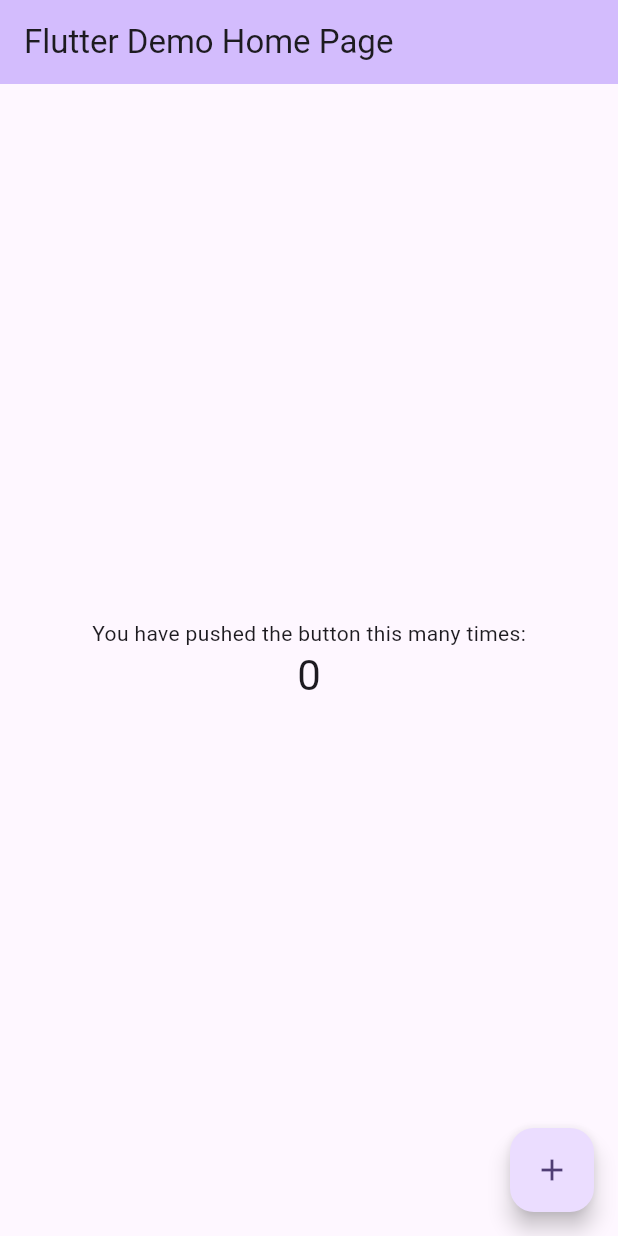
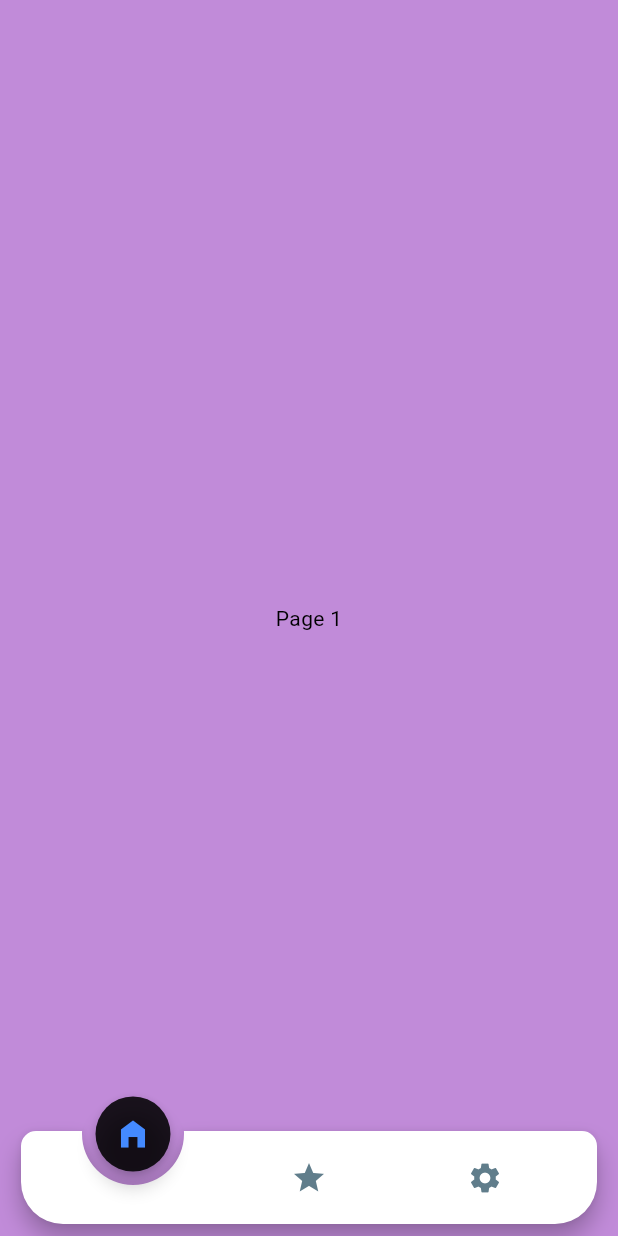
Before and after one commit to kvmangukiya/weather_sky_scrapper, a Flutter app: the screen it shows after launch, on a phone screen of 412 x 824 dp. Run offline on Flutter 3.47's test engine with Material 2 defaults, Android fonts, the phone set to English and light mode, and no system bars; drawn by our look-alikes of animated_notch_bottom_bar; our stand-ins replace flutter_svg, shared_preferences.

Commit message:
WS | 01/06/23 20:33 | Splash Screen | Home Page

```diff
--- /dev/null
+++ b/lib/controllers/theme_provider.dart
@@ -0,0 +1,24 @@
+import 'package:flutter/material.dart';
+import 'package:shared_preferences/shared_preferences.dart';
+
+class ThemeProvider extends ChangeNotifier {
+  bool isDark = false;
+  final Future<SharedPreferences> _prefs = SharedPreferences.getInstance();
+
+  ThemeProvider() {
+    _getDarkThemeProfile();
+  }
+
+  Future<void> _getDarkThemeProfile() async {
+    final SharedPreferences prefs = await _prefs;
+    isDark = prefs.getBool('isDark') ?? false;
+    notifyListeners();
+  }
+
+  Future<void> setDarkTheme(bool value) async {
+    isDark = value;
+    final SharedPreferences prefs = await _prefs;
+    await prefs.setBool('isDark', isDark);
+    notifyListeners();
+  }
+}
--- a/lib/main.dart
+++ b/lib/main.dart
@@ -1,7 +1,19 @@
 import 'package:flutter/material.dart';
+import 'package:provider/provider.dart';
+import 'package:weather_sky_scrapper/views/screens/home_screen.dart';
+import 'controllers/theme_provider.dart';
+import 'views/screens/splash_screen.dart';
 
 void main() {
-  runApp(const MyApp());
+  runApp(
+    MultiProvider(
+      providers: [
+        ChangeNotifierProvider(create: (context) => ThemeProvider()),
+        // ChangeNotifierProvider(create: (context) => GitaProvider()),
+      ],
+      child: const MyApp(),
+    ),
+  );
 }
 
 class MyApp extends StatelessWidget {
@@ -9,61 +21,25 @@ class MyApp extends StatelessWidget {
 
   @override
   Widget build(BuildContext context) {
+    ThemeProvider themeProvider = Provider.of<ThemeProvider>(context);
     return MaterialApp(
-      title: 'Weather App',
-      theme: ThemeData(
-        colorScheme: ColorScheme.fromSeed(seedColor: Colors.deepPurple),
-        useMaterial3: true,
-      ),
-      home: const MyHomePage(title: 'Flutter Demo Home Page'),
-    );
+        debugShowCheckedModeBanner: false,
+        title: 'Bhagavad Gita',
+        theme: ThemeData(
+          useMaterial3: true,
+          colorScheme: const ColorScheme.light(),
+          primarySwatch: Colors.blue,
+        ),
+        darkTheme: ThemeData(
+          useMaterial3: true,
+          colorScheme: const ColorScheme.dark(
+            primary: Colors.white,
+          ),
+        ), // themeMode: ThemeMode.system,
+        themeMode: (themeProvider.isDark) ? ThemeMode.dark : ThemeMode.light,
+        routes: {
+          "/": (context) => const SplashScreen(),
+          "home_screen": (context) => const HomeScreen(),
+        });
   }
 }
-
-class MyHomePage extends StatefulWidget {
-  const MyHomePage({super.key, required this.title});
-
-  final String title;
-
-  @override
-  State<MyHomePage> createState() => _MyHomePageState();
-}
-
-class _MyHomePageState extends State<MyHomePage> {
-  int _counter = 0;
-
-  void _incrementCounter() {
-    setState(() {
-      _counter++;
-    });
-  }
-
-  @override
-  Widget build(BuildContext context) {
-    return Scaffold(
-      appBar: AppBar(
-        backgroundColor: Theme.of(context).colorScheme.inversePrimary,
-        title: Text(widget.title),
-      ),
-      body: Center(
-        child: Column(
-          mainAxisAlignment: MainAxisAlignment.center,
-          children: <Widget>[
-            const Text(
-              'You have pushed the button this many times:',
-            ),
-            Text(
-              '$_counter',
-              style: Theme.of(context).textTheme.headlineMedium,
-            ),
-          ],
-        ),
-      ),
-      floatingActionButton: FloatingActionButton(
-        onPressed: _incrementCounter,
-        tooltip: 'Increment',
-        child: const Icon(Icons.add),
-      ),
-    );
-  }
-}
--- /dev/null
+++ b/lib/views/screens/home_screen.dart
@@ -0,0 +1,134 @@
+import 'package:flutter/material.dart';
+import 'package:animated_notch_bottom_bar/animated_notch_bottom_bar/animated_notch_bottom_bar.dart';
+import 'package:flutter_svg/flutter_svg.dart';
+import 'package:provider/provider.dart';
+import '../../controllers/theme_provider.dart';
+import '../../utils/functions.dart';
+
+class HomeScreen extends StatefulWidget {
+  const HomeScreen({Key? key}) : super(key: key);
+
+  @override
+  State<HomeScreen> createState() => _HomeScreenState();
+}
+
+class _HomeScreenState extends State<HomeScreen> {
+  /// Controller to handle PageView and also handles initial page
+  final _pageController = PageController(initialPage: 0);
+
+  /// Controller to handle bottom nav bar and also handles initial page
+  final _controller = NotchBottomBarController(index: 0);
+
+  int maxCount = 5;
+
+  @override
+  void dispose() {
+    _pageController.dispose();
+    super.dispose();
+  }
+
+  /// widget list
+  final List<Widget> bottomBarPages = [
+    const Page1(),
+    const Page2(),
+    const Page3(),
+  ];
+
+  @override
+  Widget build(BuildContext context) {
+    return Scaffold(
+      body: PageView(
+        controller: _pageController,
+        physics: const NeverScrollableScrollPhysics(),
+        children: List.generate(
+            bottomBarPages.length, (index) => bottomBarPages[index]),
+      ),
+      extendBody: true,
+      bottomNavigationBar: (bottomBarPages.length <= maxCount)
+          ? AnimatedNotchBottomBar(
+              /// Provide NotchBottomBarController
+              notchBottomBarController: _controller,
+              color: Colors.white,
+              showLabel: false,
+              notchColor: Colors.black87,
+
+              /// restart app if you change removeMargins
+              removeMargins: false,
+              bottomBarWidth: 500,
+              durationInMilliSeconds: 300,
+              bottomBarItems: const [
+                BottomBarItem(
+                  inActiveItem: Icon(
+                    Icons.home_filled,
+                    color: Colors.blueGrey,
+                  ),
+                  activeItem: Icon(
+                    Icons.home_filled,
+                    color: Colors.blueAccent,
+                  ),
+                  itemLabel: 'Page 1',
+                ),
+                BottomBarItem(
+                  inActiveItem: Icon(
+                    Icons.star,
+                    color: Colors.blueGrey,
+                  ),
+                  activeItem: Icon(
+                    Icons.star,
+                    color: Colors.blueAccent,
+                  ),
+                  itemLabel: 'Page 2',
+                ),
+                BottomBarItem(
+                  inActiveItem: Icon(
+                    Icons.settings,
+                    color: Colors.blueGrey,
+                  ),
+                  activeItem: Icon(
+                    Icons.settings,
+                    color: Colors.pink,
+                  ),
+                  itemLabel: 'Page 3',
+                ),
+              ],
+              onTap: (index) {
+                /// perform action on tab change and to update pages you can update pages without pages
+                debugPrint('current selected index $index');
+                _pageController.jumpToPage(index);
+              },
+            )
+          : null,
+    );
+  }
+}
+
+class Page1 extends StatelessWidget {
+  const Page1({Key? key}) : super(key: key);
+
+  @override
+  Widget build(BuildContext context) {
+    return Container(
+        color: const Color.fromRGBO(193, 139, 217, 1),
+        child: const Center(child: Text('Page 1')));
+  }
+}
+
+class Page2 extends StatelessWidget {
+  const Page2({Key? key}) : super(key: key);
+
+  @override
+  Widget build(BuildContext context) {
+    return Container(
+        color: Colors.green, child: const Center(child: Text('Page 2')));
+  }
+}
+
+class Page3 extends StatelessWidget {
+  const Page3({Key? key}) : super(key: key);
+
+  @override
+  Widget build(BuildContext context) {
+    return Container(
+        color: Colors.blue, child: const Center(child: Text('Page 3')));
+  }
+}
--- a/pubspec.yaml
+++ b/pubspec.yaml
@@ -35,6 +35,10 @@ dependencies:
   # The following adds the Cupertino Icons font to your application.
   # Use with the CupertinoIcons class for iOS style icons.
   cupertino_icons: ^1.0.2
+  flutter_svg: ^1.1.4
+  animated_notch_bottom_bar: ^1.0.0
+  provider: ^6.0.5
+  shared_preferences: ^2.1.0
 
 dev_dependencies:
   flutter_test:
@@ -62,6 +66,8 @@ flutter:
   # assets:
   #   - images/a_dot_burr.jpeg
   #   - images/a_dot_ham.jpeg
+  assets:
+    - assets/images/
 
   # An image asset can refer to one or more resolution-specific "variants", see
   # https://flutter.dev/assets-and-images/#resolution-aware
```
Also changed, not shown: lib/utils/functions.dart (added, +15 -0 lines), lib/views/screens/splash_screen.dart (added, +68 -0 lines), assets/images/splashbkg.png (added), assets/images/splashbkg1.png (added), pubspec.lock, requirements/bkg.jpg (added).
